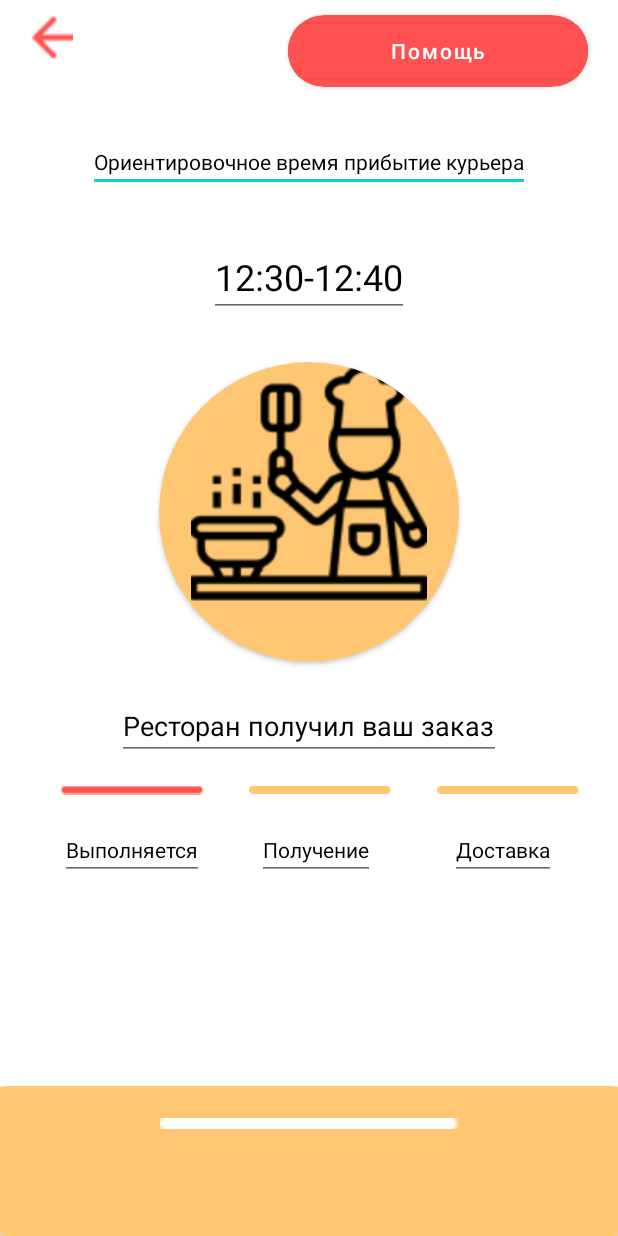
After one commit to madzhunova/Individual-project-2, an Android app: the layout delivery.xml on its own in the app's theme, with its tools: preview values and no code run, on a phone screen of 412 x 824 dp. The commit adds this screen. Run offline under Robolectric (Android 15) with nearby library versions, the phone set to English and light mode, and no system bars.

Commit message:
8th frame: delivery

```diff
--- /dev/null
+++ b/app/src/main/res/layout/delivery.xml
@@ -0,0 +1,167 @@
+<?xml version="1.0" encoding="utf-8"?>
+<androidx.constraintlayout.widget.ConstraintLayout xmlns:android="http://schemas.android.com/apk/res/android"
+    xmlns:app="http://schemas.android.com/apk/res-auto"
+    android:layout_width="match_parent"
+    android:layout_height="match_parent">
+
+
+    <ImageView
+        android:layout_width="30dp"
+        android:layout_height="30dp"
+        android:layout_marginTop="10dp"
+        android:layout_marginStart="20dp"
+        app:layout_constraintStart_toStartOf="parent"
+        app:layout_constraintTop_toTopOf="parent"
+        app:srcCompat="@drawable/arrow_4" />
+
+    <androidx.cardview.widget.CardView
+        android:id="@+id/cardView2"
+        android:layout_width="wrap_content"
+        android:layout_height="wrap_content"
+        android:layout_marginTop="10dp"
+        android:layout_marginEnd="20dp"
+        android:backgroundTint="@color/light_red_color"
+        app:cardCornerRadius="30dp"
+        app:layout_constraintEnd_toEndOf="parent"
+        app:layout_constraintTop_toTopOf="parent">
+
+        <Button
+            style="@style/the_order"
+            android:layout_width="200dp"
+            android:layout_height="wrap_content"
+            android:backgroundTint="@color/light_red_color"
+            android:text="@string/help" />
+
+
+    </androidx.cardview.widget.CardView>
+
+    <EditText
+        android:id="@+id/editText17"
+        style="@style/min"
+        android:layout_width="wrap_content"
+        android:layout_height="wrap_content"
+        android:layout_marginTop="30dp"
+        android:text="@string/tezt11"
+        app:layout_constraintEnd_toEndOf="parent"
+        app:layout_constraintStart_toStartOf="parent"
+        app:layout_constraintTop_toBottomOf="@+id/cardView2" />
+
+    <EditText
+        android:id="@+id/editText18"
+        style="@style/sortfor"
+        android:layout_width="wrap_content"
+        android:layout_height="wrap_content"
+        android:layout_marginTop="30dp"
+        android:text="12:30-12:40"
+        app:layout_constraintEnd_toEndOf="parent"
+        app:layout_constraintStart_toStartOf="parent"
+        app:layout_constraintTop_toBottomOf="@+id/editText17" />
+
+    <androidx.cardview.widget.CardView
+        android:id="@+id/cardView3"
+        android:layout_width="200dp"
+        android:layout_height="200dp"
+        android:layout_marginTop="30dp"
+        android:backgroundTint="@color/light_orange_color"
+        app:cardCornerRadius="100dp"
+        app:layout_constraintEnd_toEndOf="parent"
+        app:layout_constraintStart_toStartOf="parent"
+        app:layout_constraintTop_toBottomOf="@+id/editText18">
+
+
+        <ImageView
+            android:layout_width="200dp"
+            android:layout_height="160dp"
+            app:srcCompat="@drawable/_49395_1" />
+
+    </androidx.cardview.widget.CardView>
+
+    <EditText
+        android:id="@+id/editText19"
+        style="@style/near_with_me"
+        android:layout_width="wrap_content"
+        android:layout_height="wrap_content"
+        android:layout_marginTop="20dp"
+        android:text="@string/text12"
+        app:layout_constraintEnd_toEndOf="parent"
+        app:layout_constraintStart_toStartOf="parent"
+        app:layout_constraintTop_toBottomOf="@+id/cardView3" />
+
+    <LinearLayout
+        android:id="@+id/linearLayout13"
+        android:layout_width="wrap_content"
+        android:layout_height="wrap_content"
+        android:layout_marginStart="40dp"
+        android:orientation="horizontal"
+        app:layout_constraintStart_toStartOf="parent"
+        app:layout_constraintTop_toBottomOf="@+id/editText19">
+
+
+        <ImageView
+            android:layout_width="wrap_content"
+            android:layout_height="40dp"
+            app:srcCompat="@drawable/line_14" />
+
+
+        <ImageView
+            android:layout_width="wrap_content"
+            android:layout_height="40dp"
+            android:layout_marginStart="30dp"
+            app:srcCompat="@drawable/line_15" />
+
+        <ImageView
+            android:layout_width="wrap_content"
+            android:layout_height="40dp"
+            android:layout_marginStart="30dp"
+            app:srcCompat="@drawable/line_15" />
+
+    </LinearLayout>
+
+    <LinearLayout
+        android:layout_width="wrap_content"
+        android:layout_height="wrap_content"
+        android:orientation="horizontal"
+        android:layout_marginStart="40dp"
+        app:layout_constraintStart_toStartOf="parent"
+        app:layout_constraintTop_toBottomOf="@+id/linearLayout13">
+
+        <EditText
+            style="@style/min"
+            android:layout_width="wrap_content"
+            android:layout_height="wrap_content"
+            android:text="@string/text13" />
+
+        <EditText
+            style="@style/min"
+            android:layout_width="wrap_content"
+            android:layout_height="wrap_content"
+            android:text="@string/text14"
+            android:layout_marginStart="35dp"/>
+
+        <EditText
+            style="@style/min"
+            android:layout_width="wrap_content"
+            android:layout_height="wrap_content"
+            android:text="@string/text15"
+            android:layout_marginStart="50dp"/>
+
+    </LinearLayout>
+
+    <androidx.cardview.widget.CardView
+        android:layout_width="500dp"
+        android:layout_height="100dp"
+        app:cardCornerRadius="300dp"
+        android:backgroundTint="@color/light_orange_color"
+        app:layout_constraintBottom_toBottomOf="parent"
+        app:layout_constraintEnd_toEndOf="parent"
+        app:layout_constraintStart_toStartOf="parent">
+
+        <ImageView
+            android:layout_width="200dp"
+            android:layout_height="50dp"
+            android:layout_marginStart="150dp"
+            app:srcCompat="@drawable/line_17" />
+
+    </androidx.cardview.widget.CardView>
+
+</androidx.constraintlayout.widget.ConstraintLayout>
--- a/app/src/main/res/values/strings.xml
+++ b/app/src/main/res/values/strings.xml
@@ -50,4 +50,10 @@
     <string name="text8">Указать информацию об аллергии</string>
     <string name="text9">Информация о доставке</string>
     <string name="text10">Подтвердите заказ</string>
+    <string name="help">Помощь</string>
+    <string name="tezt11">Ориентировочное время прибытие курьера</string>
+    <string name="text12">Ресторан получил ваш заказ</string>
+    <string name="text13">Выполняется</string>
+    <string name="text14">Получение</string>
+    <string name="text15">Доставка</string>
 </resources>
```
Also changed, not shown: app/src/main/res/drawable/_47144_1.png (added), app/src/main/res/drawable/_49395_1.png (added), app/src/main/res/drawable/arrow_4.png (added), app/src/main/res/drawable/line_14.png (added), app/src/main/res/drawable/line_15.png (added), app/src/main/res/drawable/line_17.png (added), app/src/main/res/drawable/mask_group.png (added).
